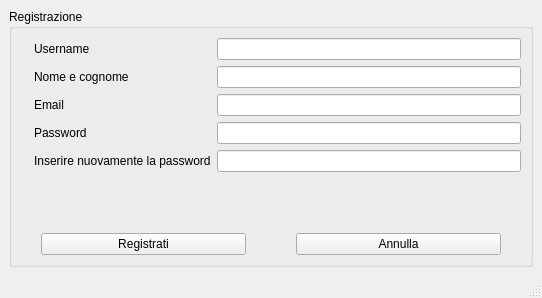
First picture: the form in Client/registrationpage.ui, repository MarcoFlo/Google-Drive, before the edit.
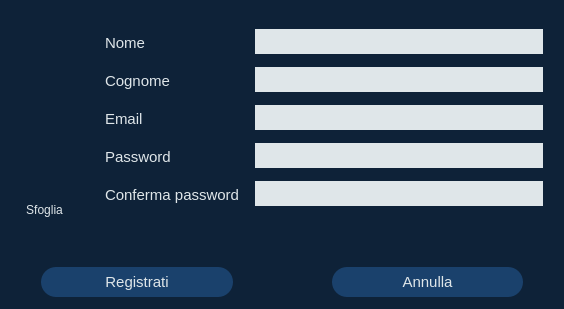
Second picture: the form after the edit. Icons and pictures are not drawn.

What changed in the file:
```diff
--- a/Client/registrationpage.ui
+++ b/Client/registrationpage.ui
@@ -6,96 +6,288 @@
    <rect>
     <x>0</x>
     <y>0</y>
-    <width>542</width>
-    <height>298</height>
+    <width>564</width>
+    <height>309</height>
    </rect>
   </property>
   <property name="windowTitle">
    <string>MainWindow</string>
   </property>
+  <property name="styleSheet">
+   <string notr="true">background-color:rgb(14,34,56)</string>
+  </property>
   <widget class="QWidget" name="centralwidget">
    <layout class="QHBoxLayout" name="horizontalLayout">
     <item>
      <widget class="QGroupBox" name="groupBox">
+      <property name="styleSheet">
+       <string notr="true">border: none;
+background-color: none</string>
+      </property>
       <property name="title">
-       <string>Registrazione</string>
+       <string/>
       </property>
       <layout class="QVBoxLayout" name="verticalLayout">
+       <property name="topMargin">
+        <number>0</number>
+       </property>
+       <property name="bottomMargin">
+        <number>0</number>
+       </property>
        <item>
         <layout class="QHBoxLayout" name="horizontalLayout_3">
+         <property name="spacing">
+          <number>28</number>
+         </property>
+         <property name="topMargin">
+          <number>14</number>
+         </property>
          <item>
-          <widget class="QLabel" name="fotoprofilo">
-           <property name="maximumSize">
-            <size>
-             <width>100</width>
-             <height>100</height>
-            </size>
+          <layout class="QVBoxLayout" name="verticalLayout_2">
+           <property name="spacing">
+            <number>0</number>
            </property>
-           <property name="text">
-            <string/>
+           <property name="topMargin">
+            <number>19</number>
            </property>
-           <property name="pixmap">
-            <pixmap resource="images.qrc">:/images/img/logo.png</pixmap>
+           <property name="bottomMargin">
+            <number>14</number>
            </property>
-           <property name="scaledContents">
-            <bool>true</bool>
-           </property>
-           <property name="alignment">
-            <set>Qt::AlignLeading|Qt::AlignLeft|Qt::AlignTop</set>
-           </property>
-          </widget>
+           <item>
+            <widget class="QLabel" name="fotoprofilo">
+             <property name="maximumSize">
+              <size>
+               <width>100</width>
+               <height>100</height>
+              </size>
+             </property>
+             <property name="styleSheet">
+              <string notr="true">background-color:none</string>
+             </property>
+             <property name="text">
+              <string/>
+             </property>
+             <property name="pixmap">
+              <pixmap resource="images.qrc">:/images/img/logo.png</pixmap>
+             </property>
+             <property name="scaledContents">
+              <bool>true</bool>
+             </property>
+             <property name="alignment">
+              <set>Qt::AlignLeading|Qt::AlignLeft|Qt::AlignTop</set>
+             </property>
+            </widget>
+           </item>
+           <item>
+            <widget class="QPushButton" name="pushButton">
+             <property name="styleSheet">
+              <string notr="true">color: #dfe6e9;
+font-size: 12px;
+border: none;
+padding: 5px;
+font-family: 'Calibri';
+background-color:none</string>
+             </property>
+             <property name="text">
+              <string>Sfoglia</string>
+             </property>
+            </widget>
+           </item>
+          </layout>
          </item>
          <item>
           <layout class="QFormLayout" name="formLayout">
+           <property name="horizontalSpacing">
+            <number>6</number>
+           </property>
+           <property name="verticalSpacing">
+            <number>10</number>
+           </property>
            <item row="0" column="0">
             <widget class="QLabel" name="username">
+             <property name="styleSheet">
+              <string notr="true">color: #dfe6e9;
+font-size: 15px;
+border: none;
+padding: 5px;
+font-family: 'Calibri';
+background-color:none</string>
+             </property>
              <property name="text">
-              <string>Username</string>
+              <string>Nome</string>
              </property>
             </widget>
            </item>
            <item row="0" column="1">
-            <widget class="QLineEdit" name="usernameEdit"/>
+            <widget class="QLineEdit" name="usernameEdit">
+             <property name="minimumSize">
+              <size>
+               <width>0</width>
+               <height>25</height>
+              </size>
+             </property>
+             <property name="sizeIncrement">
+              <size>
+               <width>0</width>
+               <height>0</height>
+              </size>
+             </property>
+             <property name="font">
+              <font>
+               <family>Calibri</family>
+               <pointsize>11</pointsize>
+              </font>
+             </property>
+             <property name="styleSheet">
+              <string notr="true">background-color:#dfe6e9;
+border: 1px #dfe6e9;
+</string>
+             </property>
+            </widget>
            </item>
            <item row="1" column="0">
             <widget class="QLabel" name="nome">
+             <property name="styleSheet">
+              <string notr="true">color: #dfe6e9;
+font-size: 15px;
+border: none;
+padding: 5px;
+font-family: 'Calibri';
+background-color:none</string>
+             </property>
              <property name="text">
-              <string>Nome e cognome</string>
+              <string>Cognome</string>
              </property>
             </widget>
            </item>
            <item row="1" column="1">
-            <widget class="QLineEdit" name="nomeEdit"/>
+            <widget class="QLineEdit" name="nomeEdit">
+             <property name="minimumSize">
+              <size>
+               <width>0</width>
+               <height>25</height>
+              </size>
+             </property>
+             <property name="font">
+              <font>
+               <family>Calibri</family>
+               <pointsize>11</pointsize>
+              </font>
+             </property>
+             <property name="styleSheet">
+              <string notr="true">background-color:#dfe6e9;
+border: 1px #dfe6e9;
+</string>
+             </property>
+            </widget>
            </item>
            <item row="2" column="0">
             <widget class="QLabel" name="email">
+             <property name="styleSheet">
+              <string notr="true">color: #dfe6e9;
+font-size: 15px;
+border: none;
+padding: 5px;
+font-family: 'Calibri';
+background-color:none</string>
+             </property>
              <property name="text">
               <string>Email</string>
              </property>
             </widget>
            </item>
            <item row="2" column="1">
-            <widget class="QLineEdit" name="emailEdit"/>
+            <widget class="QLineEdit" name="emailEdit">
+             <property name="minimumSize">
+              <size>
+               <width>0</width>
+               <height>25</height>
+              </size>
+             </property>
+             <property name="font">
+              <font>
+               <family>Calibri</family>
+               <pointsize>11</pointsize>
+              </font>
+             </property>
+             <property name="styleSheet">
+              <string notr="true">background-color:#dfe6e9;
+border: 1px #dfe6e9;
+</string>
+             </property>
+            </widget>
            </item>
            <item row="3" column="0">
             <widget class="QLabel" name="password">
+             <property name="styleSheet">
+              <string notr="true">color: #dfe6e9;
+font-size: 15px;
+border: none;
+padding: 5px;
+font-family: 'Calibri';
+background-color:none</string>
+             </property>
              <property name="text">
               <string>Password</string>
              </property>
             </widget>
            </item>
            <item row="3" column="1">
-            <widget class="QLineEdit" name="passwordEdit"/>
+            <widget class="QLineEdit" name="passwordEdit">
+             <property name="minimumSize">
+              <size>
+               <width>0</width>
+               <height>25</height>
+              </size>
+             </property>
+             <property name="font">
+              <font>
+               <family>Calibri</family>
+               <pointsize>11</pointsize>
+              </font>
+             </property>
+             <property name="styleSheet">
+              <string notr="true">background-color:#dfe6e9;
+border: 1px #dfe6e9;
+</string>
+             </property>
+            </widget>
            </item>
            <item row="4" column="0">
             <widget class="QLabel" name="password2">
+             <property name="styleSheet">
+              <string notr="true">color: #dfe6e9;
+font-size: 15px;
+border: none;
+padding: 5px;
+font-family: 'Calibri';
+background-color:none</string>
+             </property>
              <property name="text">
-              <string>Inserire nuovamente la password</string>
+              <string>Conferma password</string>
              </property>
             </widget>
            </item>
            <item row="4" column="1">
-            <widget class="QLineEdit" name="password2Edit"/>
+            <widget class="QLineEdit" name="password2Edit">
+             <property name="minimumSize">
+              <size>
+               <width>0</width>
+               <height>25</height>
+              </size>
+             </property>
+             <property name="font">
+              <font>
+               <family>Calibri</family>
+               <pointsize>11</pointsize>
+              </font>
+             </property>
+             <property name="styleSheet">
+              <string notr="true">background-color:#dfe6e9;
+border: 1px #dfe6e9;
+</string>
+             </property>
+            </widget>
            </item>
           </layout>
          </item>
@@ -104,7 +296,7 @@
        <item>
         <layout class="QHBoxLayout" name="horizontalLayout_2">
          <property name="spacing">
-          <number>50</number>
+          <number>99</number>
          </property>
          <property name="leftMargin">
           <number>20</number>
@@ -114,6 +306,15 @@
          </property>
          <item>
           <widget class="QPushButton" name="registrati">
+           <property name="styleSheet">
+            <string notr="true">border-radius: 15px;
+background-color: rgb(26,65,108);
+padding: 6px;
+color: #dfe6e9;
+border: none;
+font-size: 15px;
+font-family: 'Calibri'</string>
+           </property>
            <property name="text">
             <string>Registrati</string>
            </property>
@@ -121,6 +322,15 @@
          </item>
          <item>
           <widget class="QPushButton" name="annulla">
+           <property name="styleSheet">
+            <string notr="true">border-radius: 15px;
+background-color: rgb(26,65,108);
+padding: 6px;
+color: #dfe6e9;
+border: none;
+font-size: 15px;
+font-family: 'Calibri'</string>
+           </property>
            <property name="text">
             <string>Annulla</string>
            </property>
@@ -133,7 +343,6 @@
     </item>
    </layout>
   </widget>
-  <widget class="QStatusBar" name="statusbar"/>
  </widget>
  <resources>
   <include location="images.qrc"/>
```
